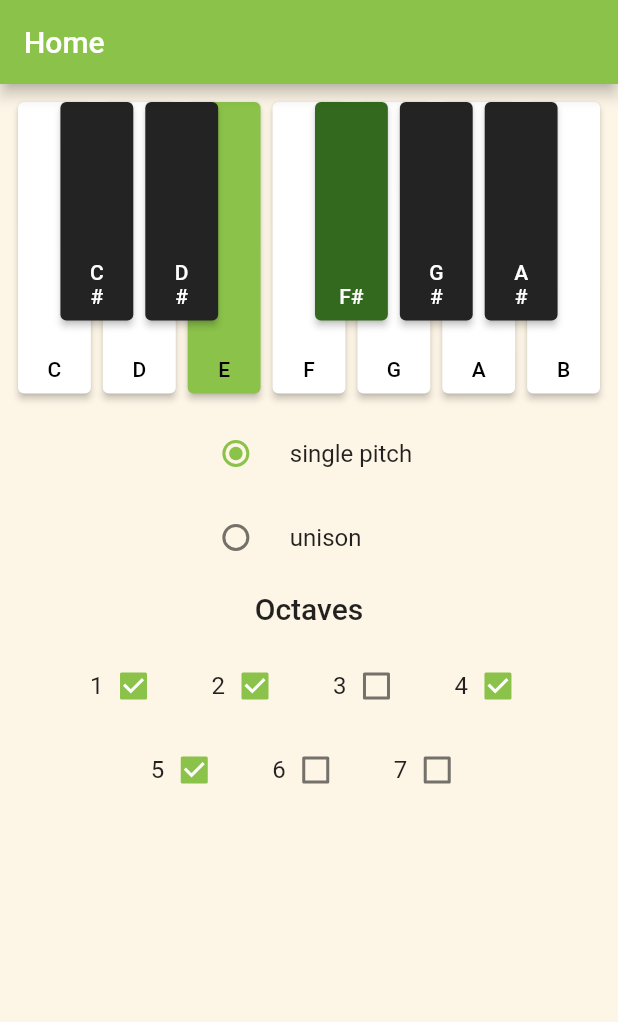
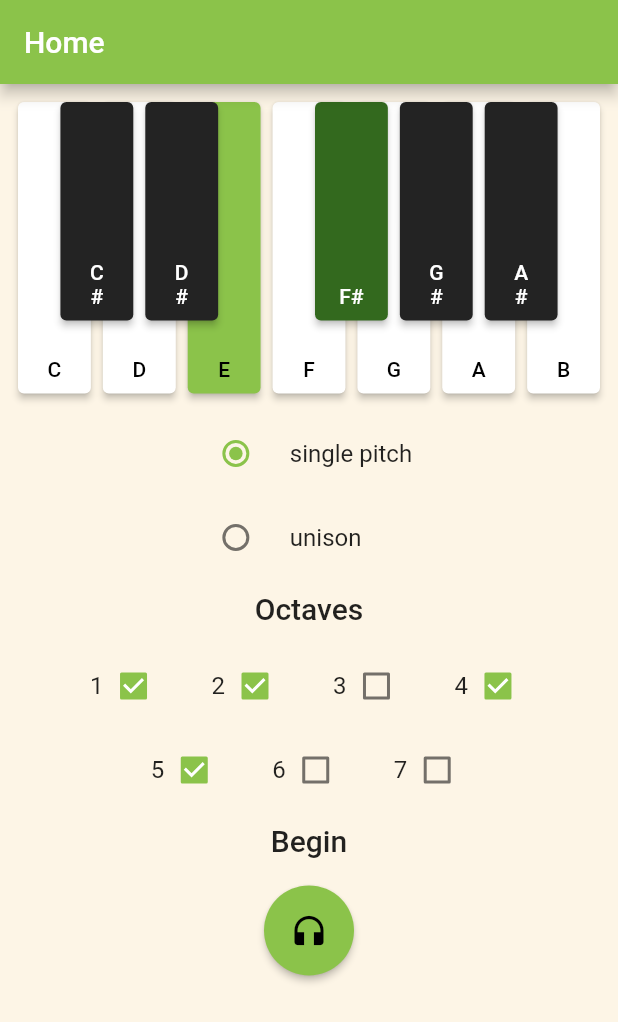
Before and after one commit to Gvard-Windlass/perfect_pitch_flutter, a Flutter app: the screen it shows after launch, on a phone screen of 412 x 824 dp. Shown: the top 1022 px of the screen. Run offline on Flutter 3.47's test engine with Material 2 defaults, Android fonts, the phone set to English and light mode, and no system bars; our stand-ins replace hexcolor; missing offline and left inert: desktop_window.

Commit message:
Add drill screen

```diff
--- a/lib/main.dart
+++ b/lib/main.dart
@@ -1,6 +1,7 @@
 import 'package:flutter/material.dart';
 import 'package:desktop_window/desktop_window.dart';
 import 'package:hexcolor/hexcolor.dart';
+import 'package:perfect_pitch_flutter/screens/drill.dart';
 import 'package:perfect_pitch_flutter/screens/home.dart';
 import 'package:perfect_pitch_flutter/settings/settings_storage.dart';
 import 'package:perfect_pitch_flutter/settings/settings_wrapper.dart';
@@ -19,11 +20,15 @@ class MyApp extends StatelessWidget {
       storage: SettingsStorage(),
       child: MaterialApp(
         title: 'Flutter Demo',
+        initialRoute: '/',
+        routes: {
+          '/': (context) => const Home(),
+          '/drill': (context) => Drill(),
+        },
         theme: ThemeData(
           primarySwatch: Colors.lightGreen,
           canvasColor: HexColor('#fdf5e6')
         ),
-        home: const Home(),
       )
     );
   }
--- a/lib/screens/home.dart
+++ b/lib/screens/home.dart
@@ -3,6 +3,7 @@ import 'package:perfect_pitch_flutter/widgets/mode_selection.dart';
 import 'package:perfect_pitch_flutter/widgets/octave_selection.dart';
 import 'package:perfect_pitch_flutter/widgets/pitch_buttons.dart';
 import 'package:perfect_pitch_flutter/settings/settings_wrapper.dart';
+import 'package:perfect_pitch_flutter/widgets/start_button.dart';
 
 class Home extends StatelessWidget {
   const Home({super.key});
@@ -26,6 +27,15 @@ class Home extends StatelessWidget {
               Text('Octaves', style: Theme.of(context).textTheme.headline6),
               const SizedBox(height: 12),
               const OctaveSelection(),
+              const SizedBox(height: 8),
+              Text('Begin', style: Theme.of(context).textTheme.headline6),
+              const SizedBox(height: 18),
+              Row(
+                mainAxisAlignment: MainAxisAlignment.spaceAround,
+                children: const [
+                  StartButton(icon: Icons.headphones, route: '/drill')
+                ],
+              )
             ],
           ),
         ),
--- /dev/null
+++ b/lib/widgets/start_button.dart
@@ -0,0 +1,24 @@
+import 'package:flutter/material.dart';
+
+class StartButton extends StatelessWidget {
+  const StartButton({super.key, required this.icon, required this.route});
+  final double minSize = 60;
+  final IconData icon;
+  final String route;
+
+  @override
+  Widget build(BuildContext context) {
+    return ElevatedButton(
+      onPressed: () => Navigator.pushNamed(context, route),
+      style: ButtonStyle(
+        minimumSize: MaterialStateProperty.all(
+          Size(minSize, minSize)
+        ),
+        shape: MaterialStateProperty.all(
+          const CircleBorder()
+        )
+      ),
+      child: Icon(icon, size: 26)
+    );
+  }
+}
```
Also changed, not shown: lib/screens/drill.dart (added, +36 -0 lines), 1 other file.
